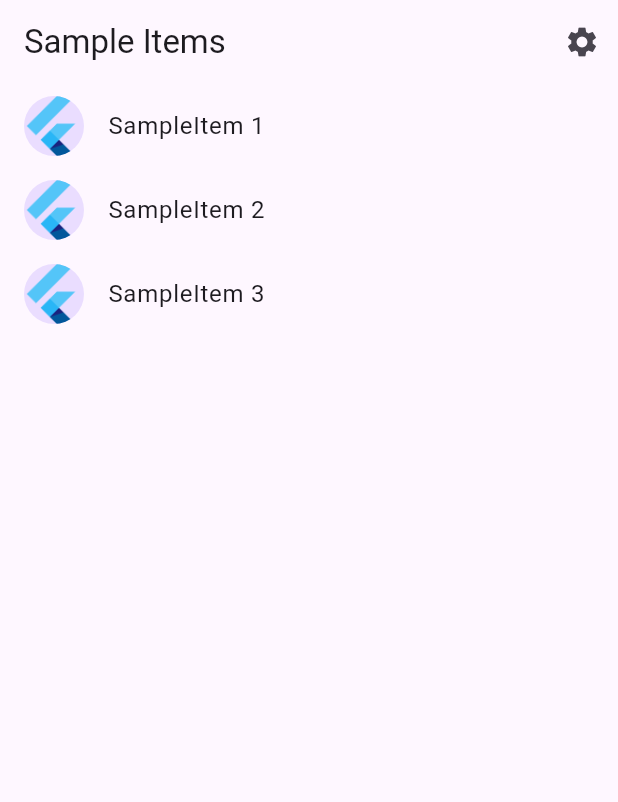
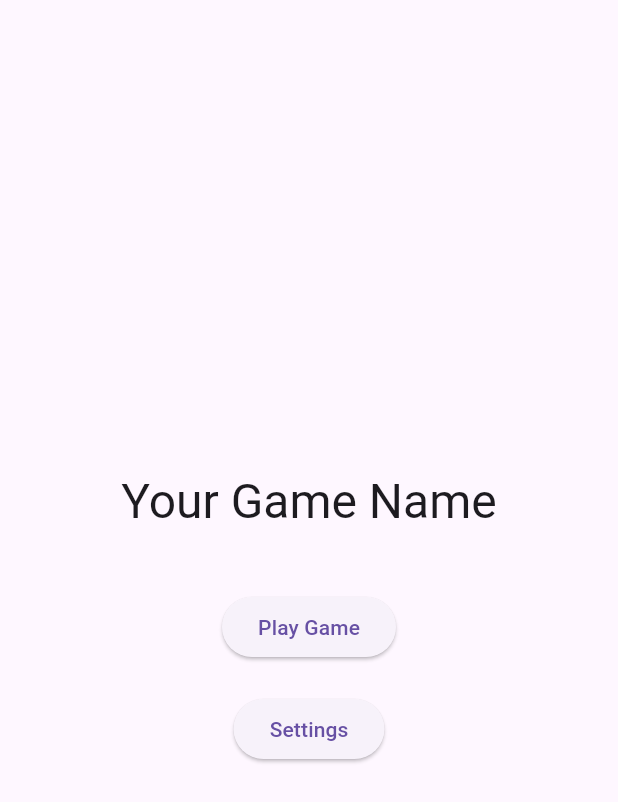
Before and after one commit to lexm2/Kazutani, a Flutter app: the screen it shows after launch, on a phone screen of 412 x 824 dp. Shown: the top 802 px of the screen. Run offline on Flutter 3.47's test engine with Material 3 defaults, Android fonts, the light colour scheme and no system bars.

Commit message:
Basic Structure

```diff
--- a/kazutani/lib/src/app.dart
+++ b/kazutani/lib/src/app.dart
@@ -1,84 +1,23 @@
 import 'package:flutter/material.dart';
-import 'package:flutter_gen/gen_l10n/app_localizations.dart';
-import 'package:flutter_localizations/flutter_localizations.dart';
 
-import 'sample_feature/sample_item_details_view.dart';
-import 'sample_feature/sample_item_list_view.dart';
 import 'settings/settings_controller.dart';
-import 'settings/settings_view.dart';
 
-/// The Widget that configures your application.
+import 'screens/home_screen.dart';
+import 'routes.dart';
+
 class MyApp extends StatelessWidget {
-  const MyApp({
-    super.key,
-    required this.settingsController,
-  });
+  final SettingsController settingsController;
 
-  final SettingsController settingsController;
+  const MyApp({Key? key, required this.settingsController}) : super(key: key);
 
   @override
   Widget build(BuildContext context) {
-    // Glue the SettingsController to the MaterialApp.
-    //
-    // The ListenableBuilder Widget listens to the SettingsController for changes.
-    // Whenever the user updates their settings, the MaterialApp is rebuilt.
-    return ListenableBuilder(
-      listenable: settingsController,
-      builder: (BuildContext context, Widget? child) {
-        return MaterialApp(
-          // Providing a restorationScopeId allows the Navigator built by the
-          // MaterialApp to restore the navigation stack when a user leaves and
-          // returns to the app after it has been killed while running in the
-          // background.
-          restorationScopeId: 'app',
-
-          // Provide the generated AppLocalizations to the MaterialApp. This
-          // allows descendant Widgets to display the correct translations
-          // depending on the user's locale.
-          localizationsDelegates: const [
-            AppLocalizations.delegate,
-            GlobalMaterialLocalizations.delegate,
-            GlobalWidgetsLocalizations.delegate,
-            GlobalCupertinoLocalizations.delegate,
-          ],
-          supportedLocales: const [
-            Locale('en', ''), // English, no country code
-          ],
-
-          // Use AppLocalizations to configure the correct application title
-          // depending on the user's locale.
-          //
-          // The appTitle is defined in .arb files found in the localization
-          // directory.
-          onGenerateTitle: (BuildContext context) =>
-              AppLocalizations.of(context)!.appTitle,
-
-          // Define a light and dark color theme. Then, read the user's
-          // preferred ThemeMode (light, dark, or system default) from the
-          // SettingsController to display the correct theme.
-          theme: ThemeData(),
-          darkTheme: ThemeData.dark(),
-          themeMode: settingsController.themeMode,
-
-          // Define a function to handle named routes in order to support
-          // Flutter web url navigation and deep linking.
-          onGenerateRoute: (RouteSettings routeSettings) {
-            return MaterialPageRoute<void>(
-              settings: routeSettings,
-              builder: (BuildContext context) {
-                switch (routeSettings.name) {
-                  case SettingsView.routeName:
-                    return SettingsView(controller: settingsController);
-                  case SampleItemDetailsView.routeName:
-                    return const SampleItemDetailsView();
-                  case SampleItemListView.routeName:
-                  default:
-                    return const SampleItemListView();
-                }
-              },
-            );
-          },
-        );
+    return MaterialApp(
+      initialRoute: AppRoutes.home,
+      routes: {
+        AppRoutes.home: (context) => HomeScreen(),
+        // AppRoutes.game: (context) => GameScreen(),
+        // AppRoutes.settings: (context) => SettingsScreen(controller: settingsController),
       },
     );
   }
--- /dev/null
+++ b/kazutani/lib/src/routes.dart
@@ -0,0 +1,5 @@
+class AppRoutes {
+  static const String home = '/';
+  static const String game = '/game';
+  static const String settings = '/settings';
+}
--- /dev/null
+++ b/kazutani/lib/src/screens/home_screen.dart
@@ -0,0 +1,29 @@
+import 'package:flutter/material.dart';
+
+class HomeScreen extends StatelessWidget {
+  const HomeScreen({super.key});
+
+  @override
+  Widget build(BuildContext context) {
+    return Scaffold(
+      body: Center(
+        child: Column(
+          mainAxisAlignment: MainAxisAlignment.center,
+          children: [
+            Text('Your Game Name', style: Theme.of(context).textTheme.headlineLarge),
+            SizedBox(height: 40),
+            ElevatedButton(
+              onPressed: () => Navigator.pushNamed(context, '/game'),
+              child: Text('Play Game'),
+            ),
+            SizedBox(height: 20),
+            ElevatedButton(
+              onPressed: () => Navigator.pushNamed(context, '/settings'),
+              child: Text('Settings'),
+            ),
+          ],
+        ),
+      ),
+    );
+  }
+}
--- a/kazutani/pubspec.yaml
+++ b/kazutani/pubspec.yaml
@@ -14,7 +14,7 @@ dependencies:
     sdk: flutter
   flutter_localizations:
     sdk: flutter
-
+  provider: ^6.0.0
 dev_dependencies:
   flutter_test:
     sdk: flutter
```
Also changed, not shown: kazutani/lib/main.dart (+8 -2 lines), kazutani/lib/src/game/game_state.dart (added, +28 -0 lines), kazutani/pubspec.lock.
